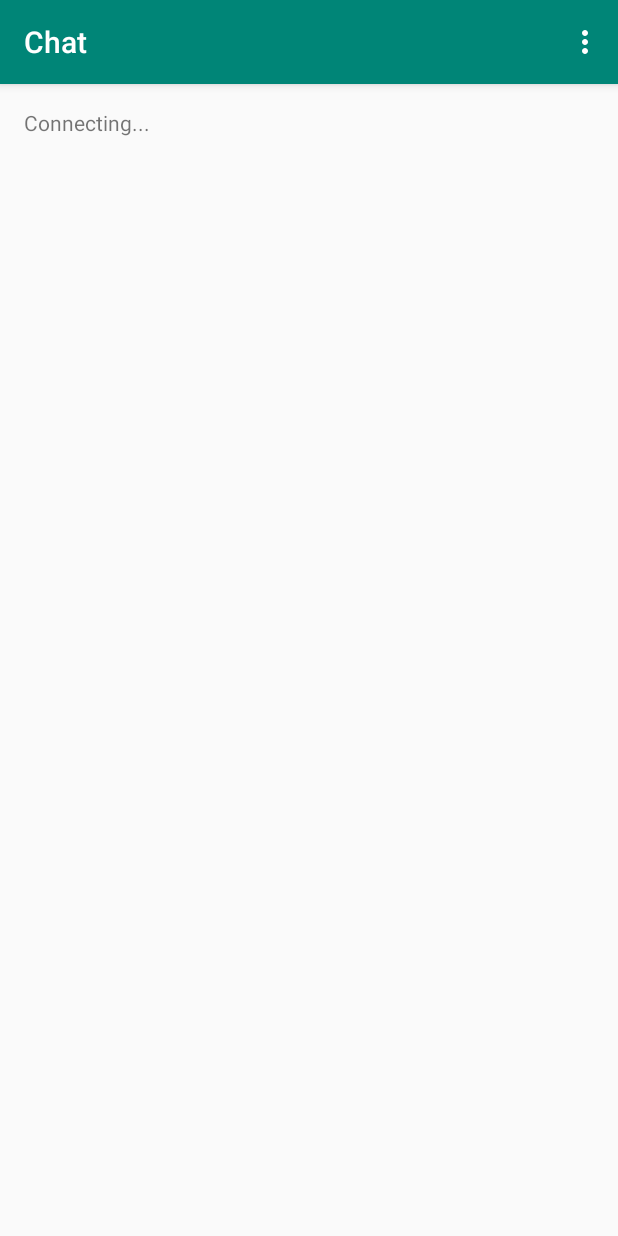
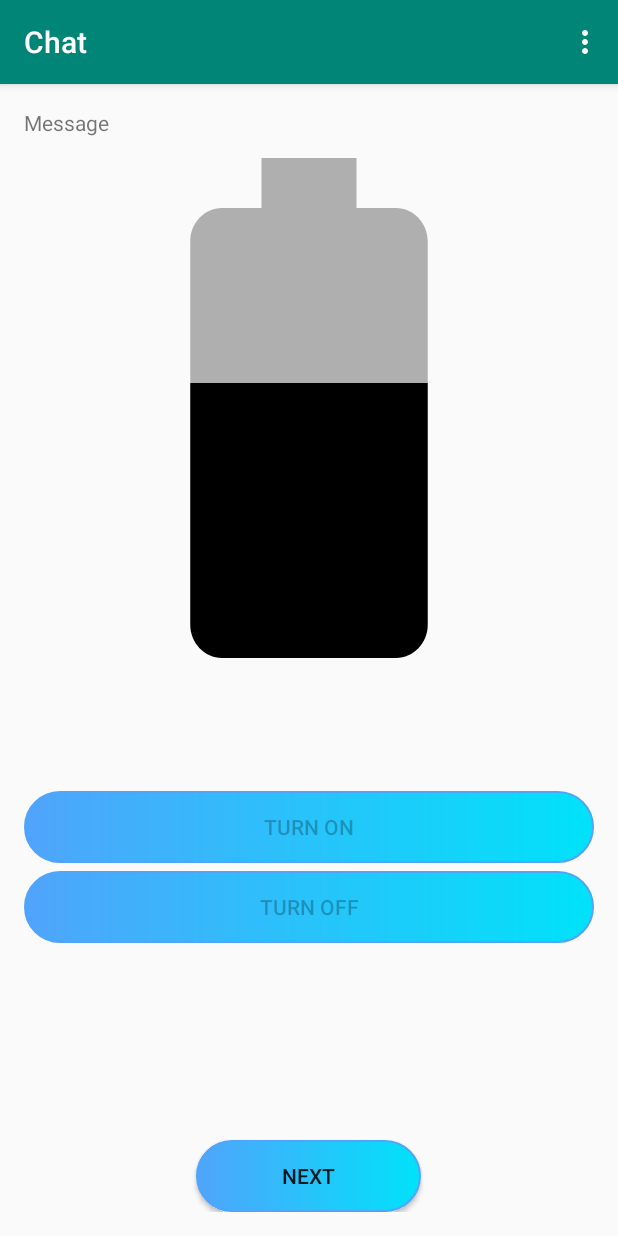
Before and after one commit to BeingAnushasan/Water-Level-Controller-main, an Android app: the Chat screen opened directly, with no data from a screen before it, on a phone screen of 412 x 824 dp. Run offline under Robolectric (Android 15) with nearby library versions, the phone set to English and light mode, and no system bars; libraries missing offline, so code that uses them is left out: me.aflak.bluetooth; 6 statements that could not run were skipped.

Commit message:
viewFlipper added

```diff
--- a/app/src/main/AndroidManifest.xml
+++ b/app/src/main/AndroidManifest.xml
@@ -12,7 +12,7 @@
         <activity
             android:name=".Chat"
             android:label="@string/title_activity_chat"
-            android:theme="@style/AppTheme"></activity>
+            android:theme="@style/AppTheme" />
         <activity android:name=".Scan" />
         <activity android:name=".MainActivity">
             <intent-filter>
--- /dev/null
+++ b/app/src/main/res/drawable/battery_60.xml
@@ -0,0 +1,13 @@
+<vector xmlns:android="http://schemas.android.com/apk/res/android"
+        android:width="24dp"
+        android:height="24dp"
+        android:viewportWidth="24.0"
+        android:viewportHeight="24.0">
+    <path
+        android:fillColor="#FF000000"
+        android:pathData="M17,5.33C17,4.6 16.4,4 15.67,4H14V2h-4v2H8.33C7.6,4 7,4.6 7,5.33V11h10V5.33z"
+        android:fillAlpha=".3"/>
+    <path
+        android:fillColor="#FF000000"
+        android:pathData="M7,11v9.67C7,21.4 7.6,22 8.33,22h7.33c0.74,0 1.34,-0.6 1.34,-1.33V11H7z"/>
+</vector>
--- a/app/src/main/res/layout/activity_chat.xml
+++ b/app/src/main/res/layout/activity_chat.xml
@@ -5,16 +5,57 @@
     android:paddingTop="@dimen/activity_vertical_margin"
     android:paddingBottom="@dimen/activity_vertical_margin" tools:context=".Chat">
 
+    <Button
+        android:id="@+id/nextView"
+        android:layout_width="150dp"
+        android:layout_height="wrap_content"
+        android:text="Next"
+        android:background="@drawable/half_blue_roundshape"
+        android:onClick="nextView"
+        android:layout_alignParentBottom="true"
+        android:layout_centerInParent="true"
+
+        />
+
+
+<ViewFlipper
+
+    android:id="@+id/view_flipper"
+    android:layout_width="match_parent"
+    android:layout_height="match_parent">
+
+    <RelativeLayout
+        android:layout_width="match_parent"
+        android:layout_height="match_parent">
+
+        <TextView
+            android:layout_width="wrap_content"
+            android:id="@+id/txtReceived"
+            android:layout_height="wrap_content"
+            android:text="Message"
+
+            />
+
+
+        <ImageView
+            android:id="@+id/waterLevel"
+            android:layout_width="400dp"
+            android:layout_height="400dp"
+            android:layout_marginBottom="50dp"
+            android:background="@drawable/battery_60"
+
+            />
 
 
         <Button
             android:id="@+id/btnOn"
             android:text="Turn On"
+            android:layout_below="@id/waterLevel"
             android:layout_marginTop="5dp"
             android:background="@drawable/half_blue_roundshape"
             android:layout_width="match_parent"
             android:layout_height="wrap_content"
-        android:layout_below="@+id/scrollView"
+
             />
         <Button
             android:layout_below="@+id/btnOn"
@@ -27,12 +68,19 @@
 
             />
 
+    </RelativeLayout>
+
+
+    <RelativeLayout
+    android:layout_width="match_parent"
+    android:layout_height="match_parent">
+
+
     <ScrollView
         android:id="@+id/scrollView"
         android:layout_width="fill_parent"
-        android:layout_height="1200px"
+        android:layout_height="1000px"
         android:scrollbars="vertical"
-
         android:layout_alignParentTop="true"
         android:layout_alignParentLeft="true"
         android:layout_alignParentStart="true">
@@ -45,3 +93,11 @@
     </ScrollView>
 
     </RelativeLayout>
+
+
+
+
+</ViewFlipper>
+
+
+</RelativeLayout>
--- a/app/src/main/res/menu/menu_main.xml
+++ b/app/src/main/res/menu/menu_main.xml
@@ -3,8 +3,8 @@
 
 
 
-    <item android:id="@+id/goToSelect"
-        android:title="Back To Main"/>
+    <!--<item android:id="@+id/ShowLevelUI"-->
+        <!--android:title="Show Level UI"/>-->
     <item android:id="@+id/close"
         android:title="Close Connection"/>
 
--- a/build.gradle
+++ b/build.gradle
@@ -7,7 +7,7 @@ buildscript {
 
     }
     dependencies {
-        classpath 'com.android.tools.build:gradle:3.4.1'
+        classpath 'com.android.tools.build:gradle:3.4.2'
 
         // NOTE: Do not place your application dependencies here; they belong
         // in the individual module build.gradle files
```
Also changed, not shown: app/src/main/java/com/example/waterlevelcontroller/Chat.java (+10 -6 lines), app/src/main/res/drawable/battery_100.xml (added, +9 -0 lines), app/src/main/res/drawable/battery_20.xml (added, +13 -0 lines), app/src/main/res/drawable/battery_30.xml (added, +13 -0 lines), app/src/main/res/drawable/battery_50.xml (added, +13 -0 lines), app/src/main/res/drawable/battery_90.xml (added, +13 -0 lines), app/src/main/res/drawable/battery_charging_100.xml (added, +9 -0 lines), app/src/main/res/drawable/battery_charging_20.xml (added, +13 -0 lines), app/src/main/res/drawable/battery_charging_30.xml (added, +13 -0 lines), app/src/main/res/drawable/battery_charging_50.xml (added, +13 -0 lines), app/src/main/res/drawable/battery_charging_60.xml (added, +13 -0 lines), app/src/main/res/drawable/battery_charging_80.xml (added, +13 -0 lines), app/src/main/res/drawable/battery_charging_90.xml (added, +13 -0 lines), app/src/main/res/drawable/my_bg.jpg (added). Lines whose indentation alone changed are shown as unchanged.
